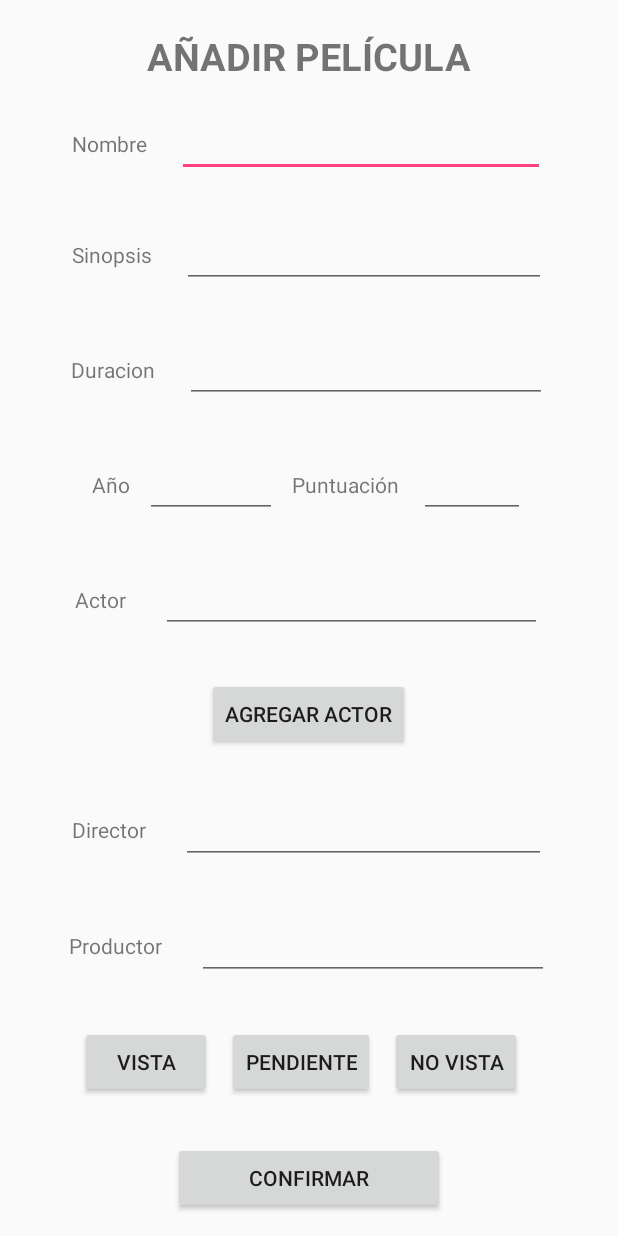
After one commit to javicg23/ControlPeliculas, an Android app: the layout activity_crearpeliculas.xml on its own in the app's theme, with its tools: preview values and no code run, on a phone screen of 412 x 824 dp. The commit adds this screen. Run offline under Robolectric (Android 15) with nearby library versions, the phone set to English and light mode, and no system bars.

Commit message:
Ananido estilo v1

```diff
--- /dev/null
+++ b/app/src/main/java/com/example/vesprada/controlpelicula/CrearPelicula.java
@@ -0,0 +1,13 @@
+package com.example.vesprada.controlpelicula;
+
+import android.os.Bundle;
+import android.support.v7.app.AppCompatActivity;
+
+public class CrearPelicula extends AppCompatActivity{
+
+    @Override
+    protected void onCreate(Bundle savedInstanceState) {
+        super.onCreate(savedInstanceState);
+        setContentView(R.layout.activity_crearpeliculas);
+    }
+}
--- a/app/src/main/java/com/example/vesprada/controlpelicula/MainActivity.java
+++ b/app/src/main/java/com/example/vesprada/controlpelicula/MainActivity.java
@@ -1,5 +1,6 @@
 package com.example.vesprada.controlpelicula;
 
+import android.content.Intent;
 import android.os.Bundle;
 import android.support.design.widget.FloatingActionButton;
 import android.support.design.widget.Snackbar;
@@ -27,8 +28,8 @@ public class MainActivity extends AppCompatActivity
         fab.setOnClickListener(new View.OnClickListener() {
             @Override
             public void onClick(View view) {
-                Snackbar.make(view, "Replace with your own action", Snackbar.LENGTH_LONG)
-                        .setAction("Action", null).show();
+                Intent i = new Intent(view.getContext(), CrearPelicula.class);
+                startActivity(i);
             }
         });
 
@@ -67,7 +68,7 @@ public class MainActivity extends AppCompatActivity
         int id = item.getItemId();
 
         //noinspection SimplifiableIfStatement
-        if (id == R.id.action_settings) {
+        if (id == R.id.item_touch_helper_previous_elevation) {
             return true;
         }
 
--- /dev/null
+++ b/app/src/main/res/layout/activity_crearpeliculas.xml
@@ -0,0 +1,194 @@
+<?xml version="1.0" encoding="utf-8"?>
+<LinearLayout
+    xmlns:android="http://schemas.android.com/apk/res/android"
+    android:orientation="vertical"
+    android:layout_width="match_parent"
+    android:layout_height="match_parent">
+    <TextView
+        android:layout_width="wrap_content"
+        android:layout_height="wrap_content"
+        android:layout_gravity="center"
+        android:textSize="25sp"
+        android:textStyle="bold"
+        android:text="AÑADIR PELÍCULA"
+        android:layout_marginTop="20dp" />
+    <LinearLayout
+        android:layout_width="match_parent"
+        android:layout_height="0dp"
+        android:layout_weight="1"
+        android:paddingTop="5dp"
+        android:orientation="horizontal"
+        android:gravity="center"
+        android:weightSum="1"
+        android:id="@+id/linearLayout" >
+        <TextView
+            android:layout_width="wrap_content"
+            android:layout_height="wrap_content"
+            android:layout_marginRight="20dp"
+            android:text="Nombre" />
+        <EditText
+            android:layout_width="wrap_content"
+            android:layout_height="wrap_content"
+            android:layout_gravity="center"
+            android:layout_weight="0.70"/>
+    </LinearLayout>
+    <LinearLayout
+        android:layout_width="match_parent"
+        android:layout_height="0dp"
+        android:layout_weight="1"
+        android:orientation="horizontal"
+        android:gravity="center"
+        android:weightSum="1"
+        android:id="@+id/linearLayout2">
+        <TextView
+            android:layout_width="wrap_content"
+            android:layout_height="wrap_content"
+            android:text="Sinopsis"
+            android:layout_marginRight="20dp" />
+        <EditText
+            android:layout_width="wrap_content"
+            android:layout_height="wrap_content"
+            android:layout_weight="0.70" />
+    </LinearLayout>
+    <LinearLayout
+        android:layout_width="match_parent"
+        android:layout_height="0dp"
+        android:layout_weight="1"
+        android:orientation="horizontal"
+        android:gravity="center"
+        android:weightSum="1">
+        <TextView
+            android:layout_width="wrap_content"
+            android:layout_height="wrap_content"
+            android:text="Duracion"
+            android:layout_marginRight="20dp"/>
+        <EditText
+            android:layout_width="wrap_content"
+            android:layout_height="wrap_content"
+            android:layout_weight="0.70" />
+    </LinearLayout>
+    <LinearLayout
+        android:layout_width="match_parent"
+        android:layout_height="0dp"
+        android:layout_weight="1"
+        android:orientation="horizontal"
+        android:gravity="center"
+        android:weightSum="1">
+        <TextView
+            android:layout_width="wrap_content"
+            android:layout_height="wrap_content"
+            android:text="Año"
+            android:layout_marginRight="10dp" />
+        <EditText
+            android:layout_width="wrap_content"
+            android:layout_height="wrap_content"
+            android:layout_weight="0.28"
+            android:layout_marginRight="10dp" />
+        <TextView
+            android:layout_width="wrap_content"
+            android:layout_height="wrap_content"
+            android:text="Puntuación "
+            android:layout_marginRight="10dp" />
+        <EditText
+            android:layout_width="wrap_content"
+            android:layout_height="wrap_content"
+            android:layout_weight="0.21" />
+    </LinearLayout>
+    <LinearLayout
+        android:layout_width="match_parent"
+        android:layout_height="0dp"
+        android:layout_weight="1"
+        android:orientation="horizontal"
+        android:gravity="center"
+        android:weightSum="1">
+        <TextView
+            android:layout_width="wrap_content"
+            android:layout_height="wrap_content"
+            android:text="Actor "
+            android:layout_marginRight="20dp" />
+        <EditText
+            android:layout_width="wrap_content"
+            android:layout_height="wrap_content"
+            android:layout_weight="0.70" />
+    </LinearLayout>
+    <LinearLayout
+        android:layout_width="match_parent"
+        android:layout_height="0dp"
+        android:layout_weight="1"
+        android:orientation="horizontal"
+        android:gravity="center">
+        <Button
+            android:layout_width="wrap_content"
+            android:layout_height="wrap_content"
+            android:text="AGREGAR ACTOR"/>
+    </LinearLayout>
+    <LinearLayout
+        android:layout_width="match_parent"
+        android:layout_height="0dp"
+        android:layout_weight="1"
+        android:orientation="horizontal"
+        android:gravity="center"
+        android:weightSum="1">
+        <TextView
+            android:layout_width="wrap_content"
+            android:layout_height="wrap_content"
+            android:text="Director "
+            android:layout_marginRight="20dp" />
+        <EditText
+            android:layout_width="wrap_content"
+            android:layout_height="wrap_content"
+            android:layout_weight="0.70" />
+    </LinearLayout>
+    <LinearLayout
+        android:layout_width="match_parent"
+        android:layout_height="0dp"
+        android:layout_weight="1"
+        android:orientation="horizontal"
+        android:gravity="center"
+        android:weightSum="1">
+        <TextView
+            android:layout_width="wrap_content"
+            android:layout_height="wrap_content"
+            android:text="Productor "
+            android:layout_marginRight="20dp" />
+        <EditText
+            android:layout_width="wrap_content"
+            android:layout_height="wrap_content"
+            android:layout_weight="0.70" />
+    </LinearLayout>
+    <LinearLayout
+        android:layout_width="match_parent"
+        android:layout_height="0dp"
+        android:layout_weight="1"
+        android:orientation="horizontal"
+        android:gravity="center">
+        <Button
+            android:layout_width="wrap_content"
+            android:layout_height="wrap_content"
+            android:layout_marginRight="10dp"
+            android:text="VISTA"/>
+        <Button
+            android:layout_width="wrap_content"
+            android:layout_height="wrap_content"
+            android:layout_marginRight="10dp"
+            android:text="PENDIENTE"/>
+        <Button
+            android:layout_width="wrap_content"
+            android:layout_height="wrap_content"
+            android:layout_marginRight="10dp"
+            android:text="NO VISTA"/>
+    </LinearLayout>
+    <LinearLayout
+        android:layout_width="match_parent"
+        android:layout_height="0dp"
+        android:layout_weight="1"
+        android:orientation="horizontal"
+        android:gravity="center"
+        android:weightSum="1">
+        <Button
+            android:layout_width="wrap_content"
+            android:layout_height="wrap_content"
+            android:text="CONFIRMAR"
+            android:layout_weight="0.25" />
+    </LinearLayout>
+</LinearLayout>
--- a/app/src/main/res/layout/app_bar_main.xml
+++ b/app/src/main/res/layout/app_bar_main.xml
@@ -29,6 +29,6 @@
         android:layout_height="wrap_content"
         android:layout_gravity="bottom|end"
         android:layout_margin="@dimen/fab_margin"
-        android:src="@android:drawable/ic_dialog_email" />
+        android:src="@drawable/ic_add_white_48dp" />
 
 </android.support.design.widget.CoordinatorLayout>
--- a/app/src/main/res/layout/content_main.xml
+++ b/app/src/main/res/layout/content_main.xml
@@ -12,8 +12,5 @@
     tools:context="com.example.vesprada.controlpelicula.MainActivity"
     tools:showIn="@layout/app_bar_main">
 
-    <TextView
-        android:layout_width="wrap_content"
-        android:layout_height="wrap_content"
-        android:text="Hello World!" />
+
 </RelativeLayout>
--- a/app/src/main/res/values/strings.xml
+++ b/app/src/main/res/values/strings.xml
@@ -1,5 +1,5 @@
 <resources>
-    <string name="app_name">ControlPelicula</string>
+    <string name="app_name">ControlPeliculas</string>
 
     <string name="navigation_drawer_open">Open navigation drawer</string>
     <string name="navigation_drawer_close">Close navigation drawer</string>
```
Also changed, not shown: app/src/main/res/drawable-hdpi/ic_add_white_48dp.png (added), app/src/main/res/drawable-mdpi/ic_add_white_48dp.png (added), app/src/main/res/drawable-xhdpi/ic_add_white_48dp.png (added), app/src/main/res/drawable-xxhdpi/ic_add_white_48dp.png (added), app/src/main/res/drawable-xxxhdpi/ic_add_white_48dp.png (added).
